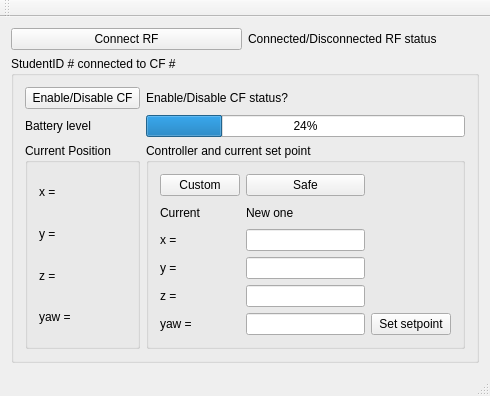
Qt form pps_ws/src/d_fall_pps/GUI_Qt/studentGUI/src/MainWindow.ui (alexdidier/rampc-quadrotor) before a commit.
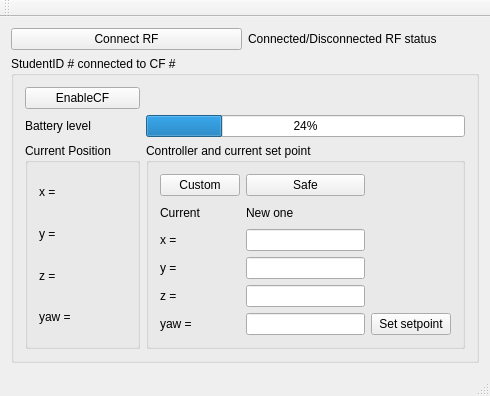
The same form after that commit.

Commit message: Done feedback connect disconnect and enable/disable CF. Need to test it

```diff
--- a/pps_ws/src/d_fall_pps/GUI_Qt/studentGUI/src/MainWindow.ui
+++ b/pps_ws/src/d_fall_pps/GUI_Qt/studentGUI/src/MainWindow.ui
@@ -68,7 +68,7 @@
        <item row="0" column="1">
         <widget class="QPushButton" name="pushButton_2">
          <property name="text">
-          <string>Enable/Disable CF</string>
+          <string>EnableCF</string>
          </property>
         </widget>
        </item>
@@ -86,13 +86,6 @@
          </property>
         </widget>
        </item>
-       <item row="0" column="2">
-        <widget class="QLabel" name="label_3">
-         <property name="text">
-          <string>Enable/Disable CF status?</string>
-         </property>
-        </widget>
-       </item>
        <item row="2" column="2">
         <widget class="QGroupBox" name="groupBox_3">
          <property name="title">
```
Left out of the diff: 4 changed lines with no effect on the pictures. The commit also changes 4 other files.
